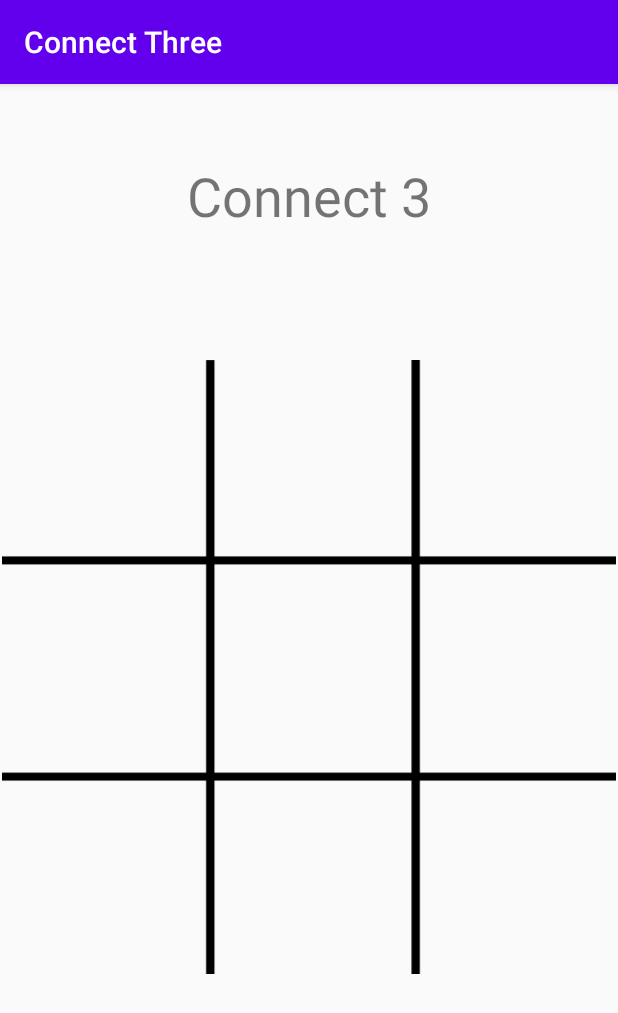
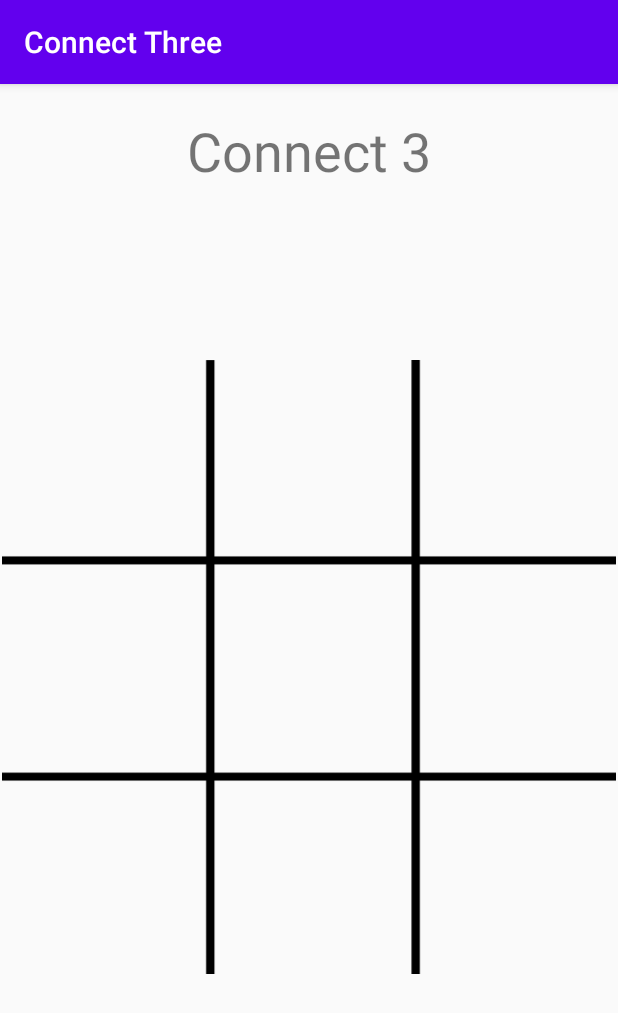
Before and after one commit to andrewflincoln/connect3, an Android app: the screen it shows after launch (MainActivity), on a phone screen of 412 x 824 dp. Shown: the top 1013 px of the screen. Run offline under Robolectric (Android 15) with nearby library versions, the phone set to English and light mode, and no system bars.

```diff
--- a/app/src/main/res/layout/activity_main.xml
+++ b/app/src/main/res/layout/activity_main.xml
@@ -31,11 +31,10 @@
             android:layout_height="100dp"
             android:layout_margin="15dp"
             android:layout_marginLeft="25dp"
-            app:layout_column="0"
-            app:layout_row="0"
             android:onClick="dropIn"
             android:tag="0"
-             />
+            app:layout_column="0"
+            app:layout_row="0" />
 
         <ImageView
             android:id="@+id/imageView2"
@@ -43,11 +42,10 @@
             android:layout_height="100dp"
             android:layout_margin="15dp"
             android:layout_marginLeft="15dp"
-            app:layout_column="1"
-            app:layout_row="0"
             android:onClick="dropIn"
             android:tag="1"
-             />
+            app:layout_column="1"
+            app:layout_row="0" />
 
 
         <ImageView
@@ -55,14 +53,10 @@
             android:layout_width="100dp"
             android:layout_height="100dp"
             android:layout_margin="15dp"
-            app:layout_column="2"
-            app:layout_row="0"
             android:onClick="dropIn"
             android:tag="2"
-             />
-
-
-
+            app:layout_column="2"
+            app:layout_row="0" />
 
 
         <ImageView
@@ -72,11 +66,10 @@
             android:layout_margin="15dp"
             android:layout_marginLeft="25dp"
             android:layout_marginTop="25dp"
-            app:layout_column="0"
-            app:layout_row="1"
             android:onClick="dropIn"
             android:tag="3"
-             />
+            app:layout_column="0"
+            app:layout_row="1" />
 
         <ImageView
             android:id="@+id/imageView5"
@@ -85,11 +78,10 @@
             android:layout_margin="15dp"
             android:layout_marginLeft="15dp"
             android:layout_marginTop="25dp"
-            app:layout_column="1"
-            app:layout_row="1"
             android:onClick="dropIn"
             android:tag="4"
-             />
+            app:layout_column="1"
+            app:layout_row="1" />
 
 
         <ImageView
@@ -99,11 +91,10 @@
             android:layout_margin="15dp"
             android:layout_marginLeft="15dp"
             android:layout_marginTop="25dp"
-            app:layout_column="2"
-            app:layout_row="1"
             android:onClick="dropIn"
             android:tag="5"
-             />
+            app:layout_column="2"
+            app:layout_row="1" />
 
         <ImageView
             android:id="@+id/imageView7"
@@ -112,11 +103,10 @@
             android:layout_margin="15dp"
             android:layout_marginLeft="25dp"
             android:layout_marginTop="25dp"
-            app:layout_column="0"
-            app:layout_row="2"
             android:onClick="dropIn"
             android:tag="6"
-             />
+            app:layout_column="0"
+            app:layout_row="2" />
 
 
         <ImageView
@@ -127,13 +117,11 @@
             android:layout_marginLeft="15dp"
             android:layout_marginTop="25dp"
             android:onClick="dropIn"
+            android:tag="7"
             app:layout_column="1"
             app:layout_row="2"
-            android:tag="7"
 
             />
-
-
 
 
         <ImageView
@@ -143,12 +131,12 @@
             android:layout_margin="15dp"
             android:layout_marginLeft="15dp"
             android:layout_marginTop="25dp"
+            android:onClick="dropIn"
+            android:tag="8"
             app:layout_column="2"
             app:layout_row="2"
-            android:onClick="dropIn"
-            android:tag="8"
 
-        />
+            />
 
     </androidx.gridlayout.widget.GridLayout>
 
@@ -156,11 +144,36 @@
         android:id="@+id/title"
         android:layout_width="wrap_content"
         android:layout_height="wrap_content"
-        android:layout_marginTop="50dp"
+        android:layout_marginTop="20dp"
         android:text="Connect 3"
         android:textSize="36sp"
         app:layout_constraintEnd_toEndOf="parent"
         app:layout_constraintStart_toStartOf="parent"
         app:layout_constraintTop_toTopOf="parent" />
 
+    <TextView
+        android:id="@+id/winnerText"
+        android:layout_width="wrap_content"
+        android:layout_height="wrap_content"
+        android:text="TextView"
+        android:textSize="24sp"
+        android:visibility="invisible"
+        app:layout_constraintEnd_toEndOf="parent"
+        app:layout_constraintHorizontal_bias="0.5"
+        app:layout_constraintStart_toStartOf="parent"
+        app:layout_constraintTop_toBottomOf="@+id/title" />
+
+    <Button
+        android:id="@+id/playAgainButton"
+        android:layout_width="wrap_content"
+        android:layout_height="wrap_content"
+        android:layout_marginTop="6dp"
+        android:onClick="playAgain"
+        android:text="Play again"
+        android:visibility="invisible"
+        app:layout_constraintEnd_toEndOf="parent"
+        app:layout_constraintHorizontal_bias="0.5"
+        app:layout_constraintStart_toStartOf="parent"
+        app:layout_constraintTop_toBottomOf="@+id/winnerText" />
+
 </androidx.constraintlayout.widget.ConstraintLayout>
```
Also changed, not shown: app/src/main/java/com/andrewflincoln/connectthree/MainActivity.java (+46 -8 lines).
